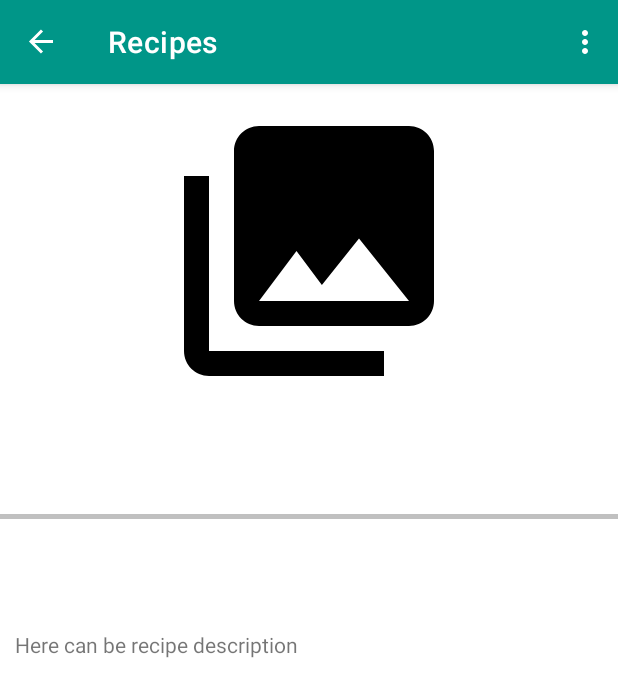
After one commit to mfokins/Food-stock-manager, an Android app: the RecipeDetailsFragment screen opened through its navigation route, on a phone screen of 412 x 824 dp. The commit adds this screen. Shown: the top 697 px of the screen. Run offline under Robolectric (Android 15) with nearby library versions, the phone set to English and light mode, and no system bars; our stand-ins replace navigation-ui; pictures from the network do not load; 1 statement that could not run was skipped.

Commit message:
Recipe Details
Implemented option to look into exact recipe details (Fragment, ViewModel, XML)

```diff
--- /dev/null
+++ b/app/src/main/java/com/example/foodstockmanager/ui/recipeDetails/RecipeDetailsFragment.java
@@ -0,0 +1,57 @@
+package com.example.foodstockmanager.ui.recipeDetails;
+
+import androidx.lifecycle.Observer;
+import androidx.lifecycle.ViewModelProvider;
+
+import android.os.Bundle;
+
+import androidx.annotation.NonNull;
+import androidx.fragment.app.Fragment;
+
+import android.view.LayoutInflater;
+import android.view.View;
+import android.view.ViewGroup;
+import android.widget.ImageView;
+import android.widget.TextView;
+
+import com.bumptech.glide.Glide;
+import com.example.foodstockmanager.databinding.FragmentRecipeDetailsBinding;
+import com.example.foodstockmanager.recipe.Recipe;
+
+public class RecipeDetailsFragment extends Fragment {
+
+    private FragmentRecipeDetailsBinding binding;
+    private RecipeDetailsViewModel recipeDetailsViewModel;
+    ImageView recipeImage;
+    TextView recipeDescription;
+    public static final String RECIPE = "Recipe";
+
+    @Override
+    public View onCreateView(@NonNull LayoutInflater inflater, ViewGroup container,
+                              Bundle savedInstanceState) {
+        recipeDetailsViewModel = new ViewModelProvider(this).get(RecipeDetailsViewModel.class);
+        binding = FragmentRecipeDetailsBinding.inflate(inflater, container, false);
+        View root = binding.getRoot();
+
+        recipeImage = binding.recipePicture;
+        recipeDescription = binding.recipeDescription;
+
+        Bundle extras = getArguments();
+
+        recipeDetailsViewModel.lookForRecipe(extras.getString(RECIPE));
+
+        recipeDetailsViewModel.getExactRecipe().observe(getViewLifecycleOwner(), new Observer<Recipe>() {
+            @Override
+            public void onChanged(Recipe recipe) {
+                if (recipe != null) {
+                    Glide.with(binding.getRoot()).load(recipe.getImageUrl()).into(recipeImage);
+                    recipeDescription.setText("Instructions: \n\n" + recipe.getInstruction());
+                }
+            }
+        });
+
+        return root;
+    }
+
+
+}
--- a/app/src/main/java/com/example/foodstockmanager/ui/recipes/RecipesViewModel.java
+++ b/app/src/main/java/com/example/foodstockmanager/ui/recipeDetails/RecipeDetailsViewModel.java
@@ -1,18 +1,15 @@
-package com.example.foodstockmanager.ui.recipes;
+package com.example.foodstockmanager.ui.recipeDetails;
 
 import androidx.lifecycle.LiveData;
-import androidx.lifecycle.MutableLiveData;
 import androidx.lifecycle.ViewModel;
 
 import com.example.foodstockmanager.recipe.Recipe;
 import com.example.foodstockmanager.recipe.RecipeRepository;
 
-import java.util.ArrayList;
-
-public class RecipesViewModel extends ViewModel {
+public class RecipeDetailsViewModel extends ViewModel {
     RecipeRepository repository;
 
-    public RecipesViewModel() {
+    public RecipeDetailsViewModel() {
         repository = RecipeRepository.getInstance();
     }
 
@@ -20,14 +17,8 @@ public class RecipesViewModel extends ViewModel {
         return repository.getLookedUpRecipe();
     }
 
-    LiveData<ArrayList<Recipe>> getSearchedRecipes() {
-        return repository.getSearchedRecipes();
-    }
 
     public void lookForRecipe(String name) { repository.lookupRecipe(name);
     }
 
-    public void searchForRecipes(String ingredient) {
-        repository.searchForRecipes(ingredient);
-    }
 }
--- a/app/src/main/java/com/example/foodstockmanager/ui/recipes/MyRecipesRecyclerViewAdapter.java
+++ b/app/src/main/java/com/example/foodstockmanager/ui/recipeList/MyRecipesRecyclerViewAdapter.java
@@ -1,8 +1,11 @@
-package com.example.foodstockmanager.ui.recipes;
+package com.example.foodstockmanager.ui.recipeList;
 
+import androidx.navigation.NavController;
+import androidx.navigation.Navigation;
 import androidx.recyclerview.widget.RecyclerView;
 
 
+import android.os.Bundle;
 import android.view.LayoutInflater;
 import android.view.ViewGroup;
 import android.widget.ImageButton;
@@ -10,6 +13,7 @@ import android.widget.ImageView;
 import android.widget.TextView;
 
 import com.bumptech.glide.Glide;
+import com.example.foodstockmanager.R;
 import com.example.foodstockmanager.databinding.FragmentRecipeBinding;
 import com.example.foodstockmanager.recipe.Recipe;
 
@@ -18,6 +22,8 @@ import java.util.List;
 public class MyRecipesRecyclerViewAdapter extends RecyclerView.Adapter<MyRecipesRecyclerViewAdapter.ViewHolder> {
 
     private final List<Recipe> recipes;
+    NavController navController;
+    public static final String RECIPE = "Recipe";
 
     public MyRecipesRecyclerViewAdapter(List<Recipe> items) {
         recipes = items;
@@ -33,11 +39,12 @@ public class MyRecipesRecyclerViewAdapter extends RecyclerView.Adapter<MyRecipes
         holder.recipePositionView.setText(position + 1 + ":");
         holder.recipeNameView.setText(recipes.get(position).getName());
         Glide.with(holder.recipeImageView.getContext()).load(recipes.get(position).getImageUrl()).into(holder.recipeImageView);
-//        holder.lookupButton.setOnClickListener(product ->{
-//            Bundle temp = new Bundle();
-//            temp.putString("Recipe", recipes.get(position).getName());
-//            navController.navigate(R.id.navigation_recipes, temp);  //need to create new fragment for individual recipes
-//        });
+        holder.lookupButton.setOnClickListener(product ->{
+            Bundle temp = new Bundle();
+            temp.putString(RECIPE, recipes.get(position).getName());
+            navController = Navigation.findNavController(holder.itemView);
+            navController.navigate(R.id.navigation_recipe_details, temp);
+        });
     }
 
     @Override
--- a/app/src/main/java/com/example/foodstockmanager/ui/recipes/RecipesFragment.java
+++ b/app/src/main/java/com/example/foodstockmanager/ui/recipeList/RecipesFragment.java
@@ -1,4 +1,4 @@
-package com.example.foodstockmanager.ui.recipes;
+package com.example.foodstockmanager.ui.recipeList;
 
 import android.os.Bundle;
 
--- /dev/null
+++ b/app/src/main/java/com/example/foodstockmanager/ui/recipeList/RecipesViewModel.java
@@ -0,0 +1,25 @@
+package com.example.foodstockmanager.ui.recipeList;
+
+import androidx.lifecycle.LiveData;
+import androidx.lifecycle.ViewModel;
+
+import com.example.foodstockmanager.recipe.Recipe;
+import com.example.foodstockmanager.recipe.RecipeRepository;
+
+import java.util.ArrayList;
+
+public class RecipesViewModel extends ViewModel {
+    RecipeRepository repository;
+
+    public RecipesViewModel() {
+        repository = RecipeRepository.getInstance();
+    }
+
+    LiveData<ArrayList<Recipe>> getSearchedRecipes() {
+        return repository.getSearchedRecipes();
+    }
+
+    public void searchForRecipes(String ingredient) {
+        repository.searchForRecipes(ingredient);
+    }
+}
--- /dev/null
+++ b/app/src/main/res/layout-land/fragment_recipe_details.xml
@@ -0,0 +1,61 @@
+<?xml version="1.0" encoding="utf-8"?>
+<androidx.constraintlayout.widget.ConstraintLayout xmlns:android="http://schemas.android.com/apk/res/android"
+    xmlns:app="http://schemas.android.com/apk/res-auto"
+    xmlns:tools="http://schemas.android.com/tools"
+    android:layout_width="match_parent"
+    android:layout_height="match_parent"
+    tools:context=".ui.recipeDetails.RecipeDetailsFragment">
+
+    <ImageView
+        android:id="@+id/recipe_picture"
+        android:layout_width="match_parent"
+        android:layout_height="100dp"
+        android:layout_margin="10dp"
+        android:src="@drawable/ic_menu_gallery"
+        app:layout_constraintBottom_toTopOf="@+id/guideline2"
+        app:layout_constraintEnd_toEndOf="parent"
+        app:layout_constraintHorizontal_bias="0.5"
+        app:layout_constraintStart_toStartOf="parent"
+        app:layout_constraintTop_toTopOf="parent" />
+
+
+    <View
+        android:id="@+id/view"
+        android:layout_width="match_parent"
+        android:layout_height="3dp"
+        android:background="#c0c0c0"
+        app:layout_constraintBottom_toTopOf="@id/nestedScrollViewForRecipeDetails"
+        app:layout_constraintEnd_toEndOf="parent"
+        app:layout_constraintHorizontal_bias="0.5"
+        app:layout_constraintStart_toStartOf="parent"
+        app:layout_constraintTop_toTopOf="@+id/guideline2"
+        app:layout_constraintVertical_bias="0.0" />
+
+    <androidx.core.widget.NestedScrollView
+        android:id="@+id/nestedScrollViewForRecipeDetails"
+        android:layout_width="match_parent"
+        android:layout_height="200dp"
+        app:layout_constraintBottom_toBottomOf="parent"
+        app:layout_constraintEnd_toEndOf="parent"
+        app:layout_constraintHorizontal_bias="0.0"
+        app:layout_constraintStart_toStartOf="parent"
+        app:layout_constraintTop_toBottomOf="@+id/view">
+
+        <TextView
+            android:id="@+id/recipe_description"
+            android:layout_width="match_parent"
+            android:layout_height="wrap_content"
+            android:layout_margin="10dp"
+            android:text="@string/here_can_be_recipe_description" />
+
+    </androidx.core.widget.NestedScrollView>
+
+    <androidx.constraintlayout.widget.Guideline
+        android:id="@+id/guideline2"
+        android:layout_width="wrap_content"
+        android:layout_height="wrap_content"
+        android:orientation="horizontal"
+        app:layout_constraintGuide_begin="120dp" />
+
+
+</androidx.constraintlayout.widget.ConstraintLayout>
--- /dev/null
+++ b/app/src/main/res/layout/fragment_recipe_details.xml
@@ -0,0 +1,60 @@
+<?xml version="1.0" encoding="utf-8"?>
+<androidx.constraintlayout.widget.ConstraintLayout xmlns:android="http://schemas.android.com/apk/res/android"
+    xmlns:app="http://schemas.android.com/apk/res-auto"
+    xmlns:tools="http://schemas.android.com/tools"
+    android:layout_width="match_parent"
+    android:layout_height="match_parent"
+    tools:context=".ui.recipeDetails.RecipeDetailsFragment">
+
+    <ImageView
+        android:id="@+id/recipe_picture"
+        android:layout_width="match_parent"
+        android:layout_height="200dp"
+        android:layout_margin="10dp"
+        android:src="@drawable/ic_menu_gallery"
+        app:layout_constraintBottom_toTopOf="@+id/guideline2"
+        app:layout_constraintEnd_toEndOf="parent"
+        app:layout_constraintHorizontal_bias="0.5"
+        app:layout_constraintStart_toStartOf="parent"
+        app:layout_constraintTop_toTopOf="parent" />
+
+
+    <View
+        android:id="@+id/view"
+        android:layout_width="match_parent"
+        android:layout_height="3dp"
+        android:background="#c0c0c0"
+        app:layout_constraintBottom_toTopOf="@id/nestedScrollViewForRecipeDetails"
+        app:layout_constraintEnd_toEndOf="parent"
+        app:layout_constraintHorizontal_bias="0.5"
+        app:layout_constraintStart_toStartOf="parent"
+        app:layout_constraintTop_toTopOf="@+id/guideline2"
+        app:layout_constraintVertical_bias="0.0" />
+
+    <androidx.core.widget.NestedScrollView
+        android:id="@+id/nestedScrollViewForRecipeDetails"
+        android:layout_width="match_parent"
+        android:layout_height="350dp"
+        app:layout_constraintBottom_toBottomOf="parent"
+        app:layout_constraintEnd_toEndOf="parent"
+        app:layout_constraintStart_toStartOf="parent"
+        app:layout_constraintTop_toBottomOf="@+id/view">
+
+        <TextView
+            android:id="@+id/recipe_description"
+            android:layout_width="match_parent"
+            android:layout_height="wrap_content"
+            android:layout_margin="10dp"
+            android:text="@string/here_can_be_recipe_description" />
+
+    </androidx.core.widget.NestedScrollView>
+
+    <androidx.constraintlayout.widget.Guideline
+        android:id="@+id/guideline2"
+        android:layout_width="wrap_content"
+        android:layout_height="wrap_content"
+        android:orientation="horizontal"
+        app:layout_constraintGuide_begin="223dp" />
+
+
+</androidx.constraintlayout.widget.ConstraintLayout>
--- a/app/src/main/res/layout/fragment_recipes_list.xml
+++ b/app/src/main/res/layout/fragment_recipes_list.xml
@@ -9,5 +9,5 @@
     android:layout_marginLeft="0dp"
     android:layout_marginRight="0dp"
     app:layoutManager="LinearLayoutManager"
-    tools:context=".ui.recipes.RecipesFragment"
+    tools:context=".ui.recipeList.RecipesFragment"
     tools:listitem="@layout/fragment_recipe" />
--- a/app/src/main/res/navigation/mobile_navigation.xml
+++ b/app/src/main/res/navigation/mobile_navigation.xml
@@ -25,9 +25,15 @@
 
     <fragment
         android:id="@+id/navigation_recipes"
-        android:name="com.example.foodstockmanager.ui.recipes.RecipesFragment"
+        android:name="com.example.foodstockmanager.ui.recipeList.RecipesFragment"
         android:label="@string/title_recipes"
         tools:layout="@layout/fragment_recipe" />
+
+    <fragment
+        android:id="@+id/navigation_recipe_details"
+        android:name="com.example.foodstockmanager.ui.recipeDetails.RecipeDetailsFragment"
+        android:label="@string/title_recipes"
+        tools:layout="@layout/fragment_recipe_details" />
 
 
     <fragment
--- a/app/src/main/res/values/strings.xml
+++ b/app/src/main/res/values/strings.xml
@@ -30,4 +30,5 @@
     <string name="find_recipes">Find Recipes</string>
     <string name="delete">Delete</string>
     <string name="lookup">Lookup</string>
+    <string name="here_can_be_recipe_description">Here can be recipe description</string>
 </resources>
```
